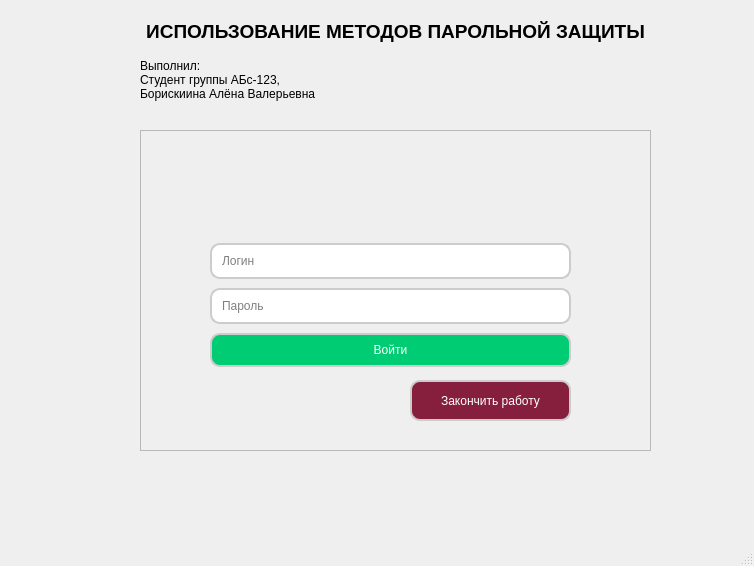
Before: the Qt Designer form practice1_client/mainwindow.ui in ABoriskina/server-client-db, drawn with Qt 5.
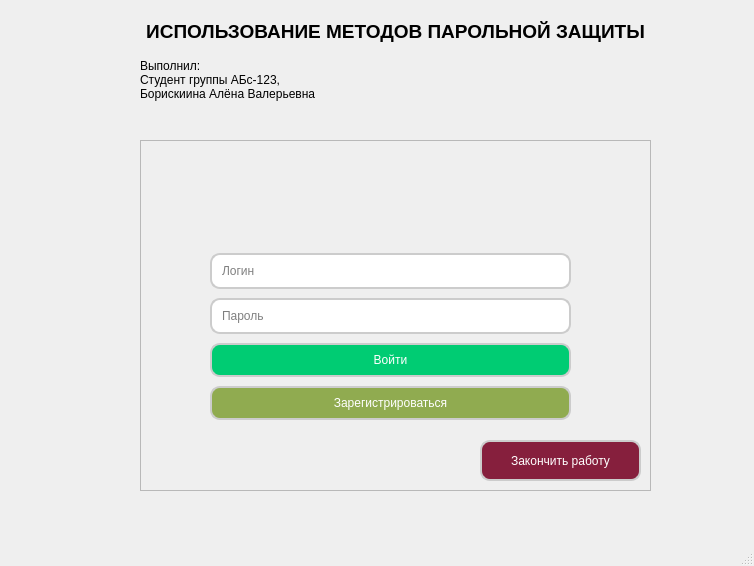
After: the same form once the commit is applied. Icons and pictures are not drawn.

Patch:
```diff
--- a/practice1_client/mainwindow.ui
+++ b/practice1_client/mainwindow.ui
@@ -58,9 +58,9 @@
     <property name="geometry">
      <rect>
       <x>140</x>
-      <y>130</y>
+      <y>140</y>
       <width>511</width>
-      <height>321</height>
+      <height>351</height>
      </rect>
     </property>
     <property name="styleSheet">
@@ -100,7 +100,7 @@
        <x>70</x>
        <y>110</y>
        <width>361</width>
-       <height>132</height>
+       <height>176</height>
       </rect>
      </property>
      <layout class="QVBoxLayout" name="verticalLayout_4">
@@ -150,13 +150,29 @@
         </property>
        </widget>
       </item>
+      <item>
+       <widget class="QPushButton" name="pushButton_register">
+        <property name="styleSheet">
+         <string notr="true">QPushButton{
+    border: 2px solid #ccc;
+    border-radius: 10px;
+    padding: 8px;
+	color:white;
+    background-color: #90ab50;
+}</string>
+        </property>
+        <property name="text">
+         <string>Зарегистрироваться</string>
+        </property>
+       </widget>
+      </item>
      </layout>
     </widget>
     <widget class="QPushButton" name="pushButton_quit">
      <property name="geometry">
       <rect>
-       <x>270</x>
-       <y>250</y>
+       <x>340</x>
+       <y>300</y>
        <width>161</width>
        <height>41</height>
       </rect>
```
Left out of the diff: 3 changed lines with no effect on the pictures.
